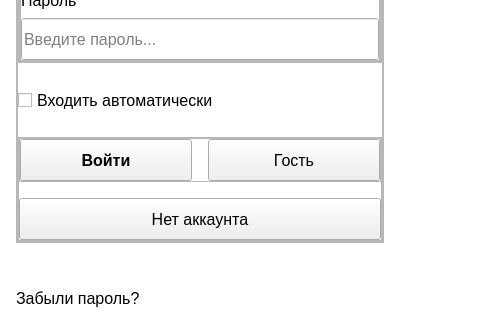
Above: ui/auth.ui from pntech-dev/Documents-Exp-Desktop before the change; both pictures show x 0 to 480 and y 308 to 640 of the 900 by 640 pixel window. Below: the same form after it.
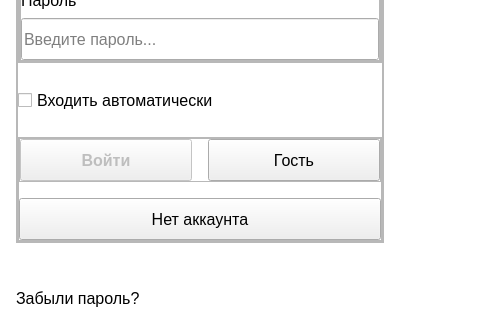
That is the form after the change. Custom widgets are drawn as their Qt base class.

Commit message: feat(auth): add main action button state logic for empty fields and password mismatch

What changed in the file:
```diff
--- a/ui/auth.ui
+++ b/ui/auth.ui
@@ -501,6 +501,9 @@
                     </property>
                     <item>
                      <widget class="PrimaryButton" name="login_pushButton">
+                      <property name="enabled">
+                       <bool>false</bool>
+                      </property>
                       <property name="minimumSize">
                        <size>
                         <width>0</width>
```
Left out of the diff: 3 changed lines with no effect on the pictures. The commit also changes 3 other files.
